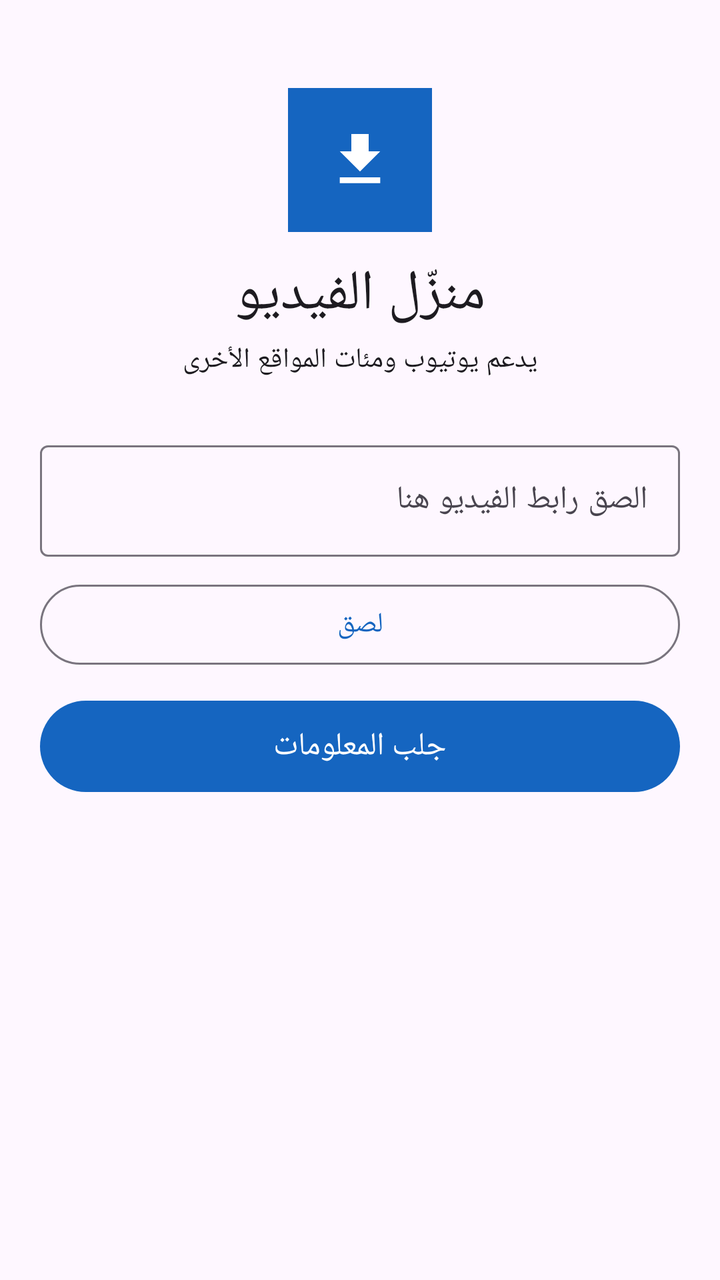
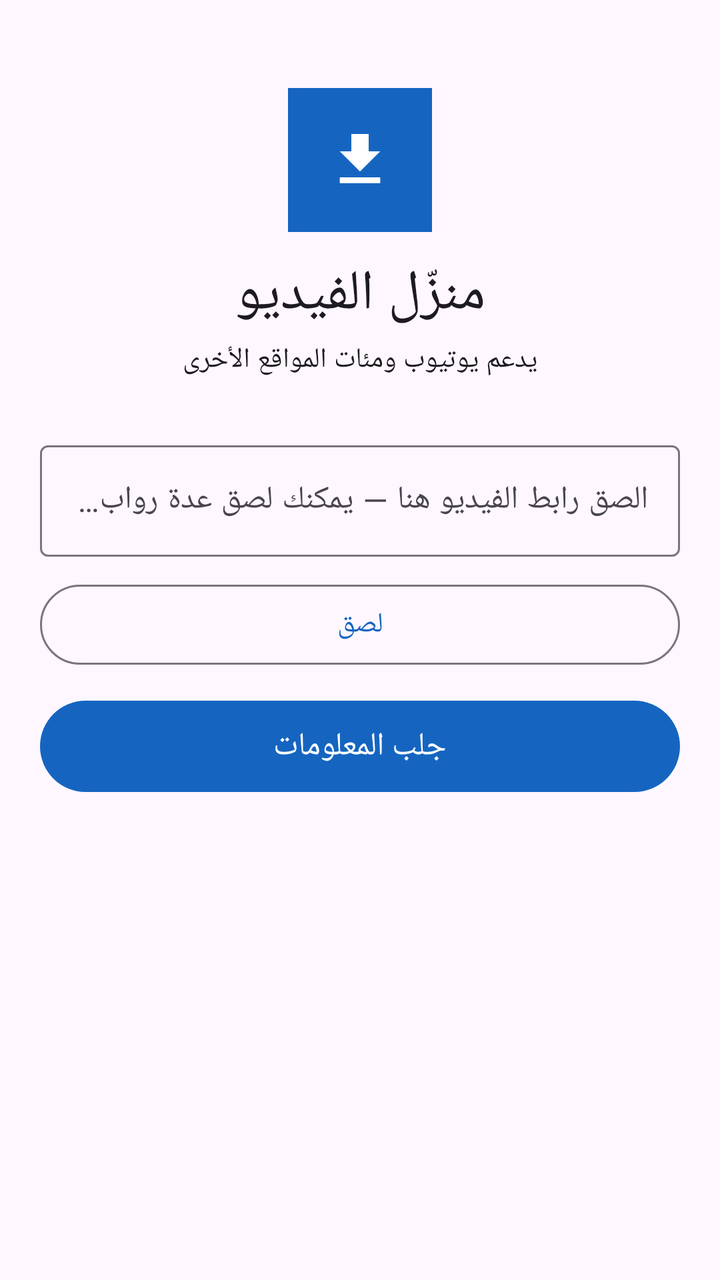

Compare the two renders of this Android layout. The source of the first and the diff that turns it into the second are given below.
<!-- AndroidManifest.xml: application theme Theme.VidLoader -->
<!-- res/layout/fragment_home.xml -->
<?xml version="1.0" encoding="utf-8"?>
<ScrollView xmlns:android="http://schemas.android.com/apk/res/android"
    xmlns:app="http://schemas.android.com/apk/res-auto"
    android:layout_width="match_parent"
    android:layout_height="match_parent">

    <LinearLayout
        android:layout_width="match_parent"
        android:layout_height="wrap_content"
        android:orientation="vertical"
        android:padding="20dp">

        <ImageView
            android:layout_width="72dp"
            android:layout_height="72dp"
            android:layout_gravity="center_horizontal"
            android:layout_marginTop="24dp"
            android:src="@drawable/ic_launcher_foreground"
            android:background="@color/launcher_bg"
            android:padding="10dp" />

        <TextView
            android:layout_width="match_parent"
            android:layout_height="wrap_content"
            android:layout_marginTop="12dp"
            android:gravity="center"
            android:text="@string/app_name"
            android:textAppearance="?attr/textAppearanceHeadlineMedium" />

        <TextView
            android:layout_width="match_parent"
            android:layout_height="wrap_content"
            android:layout_marginTop="4dp"
            android:gravity="center"
            android:text="@string/home_subtitle"
            android:textAppearance="?attr/textAppearanceBodyMedium" />

        <com.google.android.material.textfield.TextInputLayout
            android:id="@+id/url_layout"
            android:layout_width="match_parent"
            android:layout_height="wrap_content"
            android:layout_marginTop="28dp"
            android:hint="@string/home_hint"
            app:endIconMode="clear_text">

            <com.google.android.material.textfield.TextInputEditText
                android:id="@+id/url_input"
                android:layout_width="match_parent"
                android:layout_height="wrap_content"
                android:inputType="textUri"
                android:maxLines="3" />
        </com.google.android.material.textfield.TextInputLayout>

        <com.google.android.material.button.MaterialButton
            android:id="@+id/paste_button"
            style="@style/Widget.Material3.Button.OutlinedButton"
            android:layout_width="match_parent"
            android:layout_height="wrap_content"
            android:layout_marginTop="10dp"
            android:text="@string/paste" />

        <com.google.android.material.button.MaterialButton
            android:id="@+id/fetch_button"
            android:layout_width="match_parent"
            android:layout_height="wrap_content"
            android:layout_marginTop="10dp"
            android:paddingTop="12dp"
            android:paddingBottom="12dp"
            android:text="@string/fetch_info"
            android:textSize="16sp" />
    </LinearLayout>
</ScrollView>
<!-- resources referenced by this layout -->
<resources>
  <color name="launcher_bg">#1565C0</color>
  <!-- drawable ic_launcher_foreground (drawable) -->
  <vector xmlns:android="http://schemas.android.com/apk/res/android"
      android:height="108dp"
      android:width="108dp"
      android:viewportHeight="108"
      android:viewportWidth="108">
      <group
          android:scaleX="3"
          android:scaleY="3"
          android:translateX="18"
          android:translateY="18">
          <path
              android:fillColor="#FFFFFF"
              android:pathData="M19,9h-4V3H9v6H5l7,7 7,-7zM5,18v2h14v-2H5z" />
      </group>
  </vector>
  <string name="app_name">منزّل الفيديو</string>
  <string name="fetch_info">جلب المعلومات</string>
  <string name="home_hint">الصق رابط الفيديو هنا</string>
  <string name="home_subtitle">يدعم يوتيوب ومئات المواقع الأخرى</string>
  <string name="paste">لصق</string>
  <style name="Theme.VidLoader" parent="Theme.Material3.DayNight.NoActionBar">
          <item name="colorPrimary">@color/primary</item>
          <item name="colorOnPrimary">#FFFFFF</item>
          <item name="colorPrimaryContainer">#BBDEFB</item>
          <item name="colorSecondary">@color/accent</item>
          <item name="android:statusBarColor">@color/primary_dark</item>
      </style>
  <color name="primary">#1565C0</color>
  <color name="accent">#FF8F00</color>
  <color name="primary_dark">#0D47A1</color>
</resources>

<!-- the commit's change to res/layout/fragment_home.xml (unified diff, before → after) -->
@@ -47,7 +47,7 @@
                 android:id="@+id/url_input"
                 android:layout_width="match_parent"
                 android:layout_height="wrap_content"
-                android:inputType="textUri"
+                android:inputType="textMultiLine|textUri"
                 android:maxLines="3" />
         </com.google.android.material.textfield.TextInputLayout>
 
<!-- resource entries referenced after the edit -->
@@ -19,7 +19,7 @@
   </vector>
   <string name="app_name">منزّل الفيديو</string>
   <string name="fetch_info">جلب المعلومات</string>
-  <string name="home_hint">الصق رابط الفيديو هنا</string>
+  <string name="home_hint">الصق رابط الفيديو هنا — يمكنك لصق عدة روابط، كل رابط في سطر</string>
   <string name="home_subtitle">يدعم يوتيوب ومئات المواقع الأخرى</string>
   <string name="paste">لصق</string>
   <style name="Theme.VidLoader" parent="Theme.Material3.DayNight.NoActionBar">
